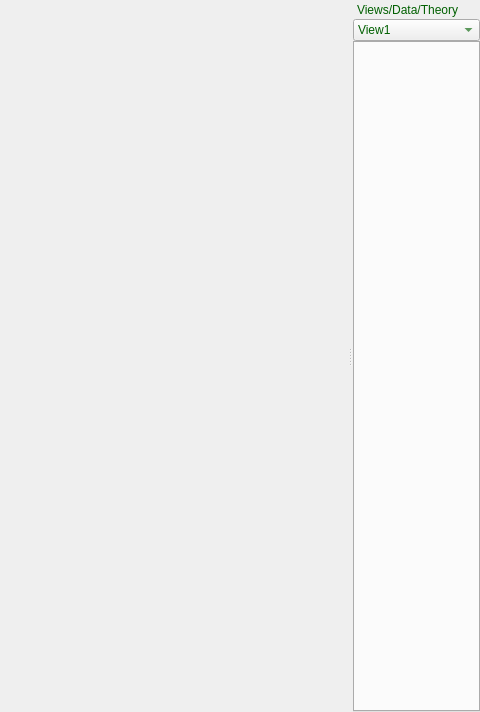
This is ReptatePython/GUI/uifiles/ApplicationWindow.ui in jorge-ramirez-upm/ReptatePython as Qt 5 draws it before an edit; both pictures show x 529 to 1009 and y 0 to 712 of the 1009 by 712 pixel window. The edited form follows.
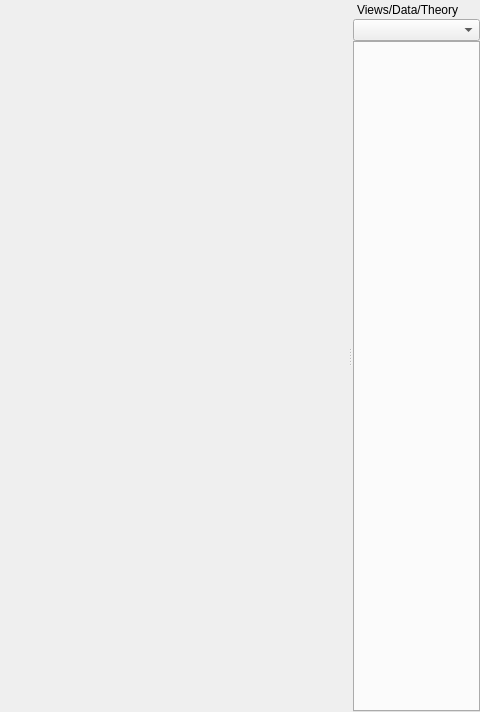
This is the edited form. Icons and pictures are not drawn.

Diff of the .ui file:
```diff
--- a/ReptatePython/GUI/uifiles/ApplicationWindow.ui
+++ b/ReptatePython/GUI/uifiles/ApplicationWindow.ui
@@ -63,7 +63,7 @@
   </widget>
   <widget class="QDockWidget" name="ViewDataTheorydockWidget">
    <property name="styleSheet">
-    <string notr="true">color: rgb(0, 95, 0);</string>
+    <string notr="true"/>
    </property>
    <property name="features">
     <set>QDockWidget::NoDockWidgetFeatures</set>
@@ -86,23 +86,7 @@
       <number>0</number>
      </property>
      <item>
-      <widget class="QComboBox" name="comboBox_3">
-       <item>
-        <property name="text">
-         <string>View1</string>
-        </property>
-       </item>
-       <item>
-        <property name="text">
-         <string>View2</string>
-        </property>
-       </item>
-       <item>
-        <property name="text">
-         <string>View3</string>
-        </property>
-       </item>
-      </widget>
+      <widget class="QComboBox" name="viewComboBox"/>
      </item>
      <item>
       <widget class="QTabWidget" name="DataSettabWidget">
```
